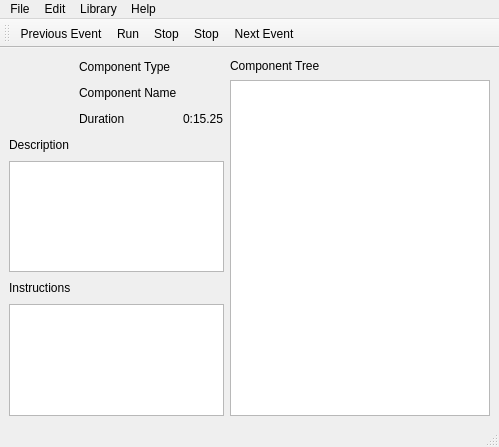
First picture: the form in UI/Forms/MainWindow.ui, repository jameskyle/KExperiment, before the edit.
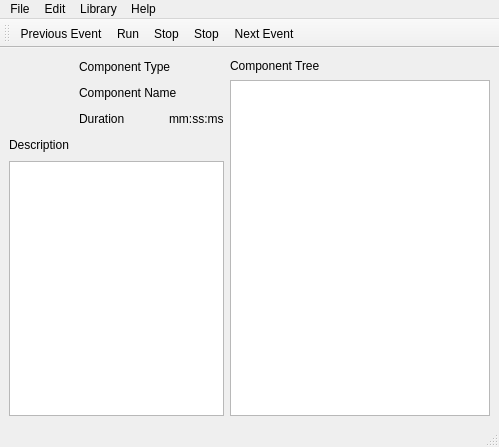
Second picture: the form after the edit. Icons and pictures are not drawn.

Commit message: Corrected glitch resulting in time string not being shown in the MainWindow for a selected component. Time field now property updates.

Diff of the .ui file:
```diff
--- a/UI/Forms/MainWindow.ui
+++ b/UI/Forms/MainWindow.ui
@@ -131,7 +131,7 @@
             <item>
              <widget class="QLabel" name="componentDurationLabel">
               <property name="text">
-               <string>0:15.25</string>
+               <string>mm:ss:ms</string>
               </property>
              </widget>
             </item>
@@ -171,41 +171,11 @@
          </layout>
         </item>
         <item>
-         <widget class="QTextEdit" name="descriptionTextEdit"/>
-        </item>
-       </layout>
-      </item>
-      <item>
-       <layout class="QVBoxLayout" name="verticalLayout_4">
-        <item>
-         <layout class="QHBoxLayout" name="horizontalLayout_6">
-          <item>
-           <widget class="QLabel" name="instructionLabel">
-            <property name="whatsThis">
-             <string>Description of component purpose.</string>
-            </property>
-            <property name="text">
-             <string>Instructions</string>
-            </property>
-           </widget>
-          </item>
-          <item>
-           <spacer name="horizontalSpacer_7">
-            <property name="orientation">
-             <enum>Qt::Horizontal</enum>
-            </property>
-            <property name="sizeHint" stdset="0">
-             <size>
-              <width>388</width>
-              <height>20</height>
-             </size>
-            </property>
-           </spacer>
-          </item>
-         </layout>
-        </item>
-        <item>
-         <widget class="QTextEdit" name="instructionTextEdit"/>
+         <widget class="QTextEdit" name="descriptionTextEdit">
+          <property name="readOnly">
+           <bool>true</bool>
+          </property>
+         </widget>
         </item>
        </layout>
       </item>
```
Left out of the diff: 2 changed lines with no effect on the pictures. The commit also changes 2 other files.
